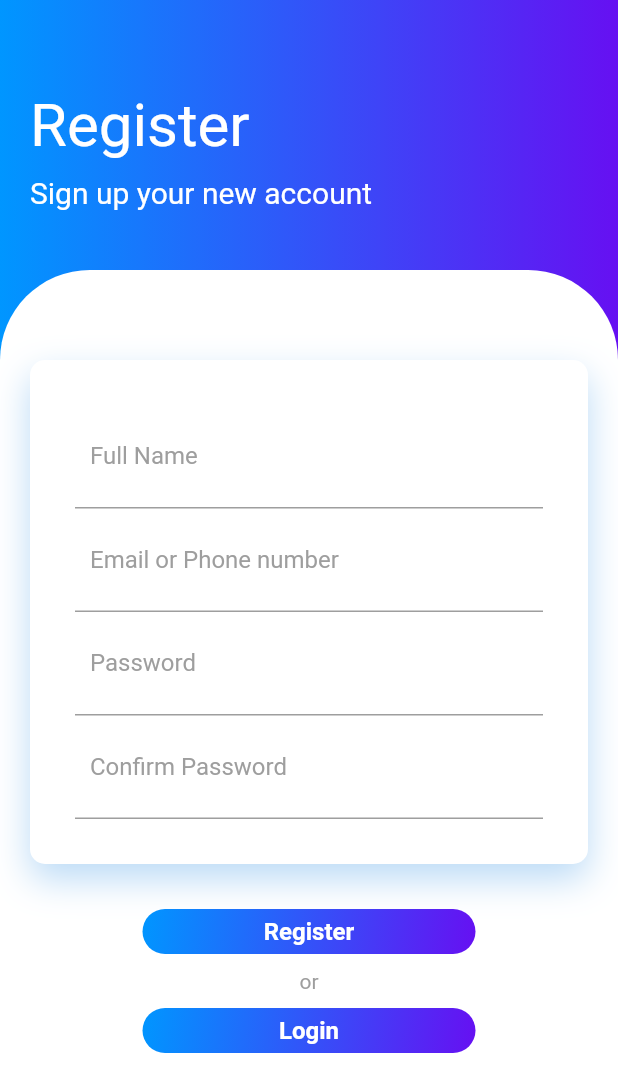
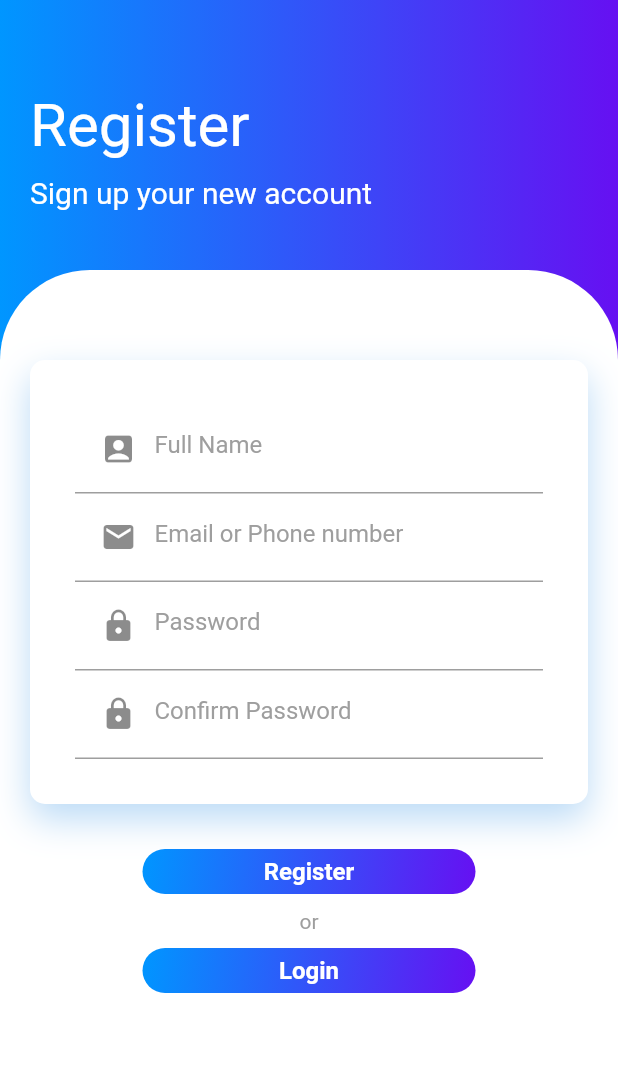
Before and after one commit to setiawanalraz/flutter_widget_collections, a Flutter app: the screen it shows after launch, after a tap on "Register Now", on a phone screen of 412 x 824 dp. Shown: the top 1092 px of the screen. Run offline on Flutter 3.47's test engine with Material 2 defaults, Android fonts, the light colour scheme and no system bars.

Commit message:
Add PrefixIcon on every input field

```diff
--- a/lib/auth/forgot_password.dart
+++ b/lib/auth/forgot_password.dart
@@ -66,7 +66,7 @@ class ForgotPassword extends StatelessWidget {
                         child: Column(
                           children: [
                             Container(
-                              padding: EdgeInsets.all(10),
+                              padding: EdgeInsets.all(5),
                               decoration: BoxDecoration(
                                 border: Border(
                                     bottom: BorderSide(color: Colors.grey)),
@@ -76,6 +76,7 @@ class ForgotPassword extends StatelessWidget {
                                   hintText: "Email or Phone number",
                                   hintStyle: TextStyle(color: Colors.grey),
                                   border: InputBorder.none,
+                                  prefixIcon: Icon(Icons.email),
                                 ),
                               ),
                             ),
--- a/lib/auth/login.dart
+++ b/lib/auth/login.dart
@@ -69,7 +69,7 @@ class Login extends StatelessWidget {
                       child: Column(
                         children: [
                           Container(
-                            padding: EdgeInsets.all(10),
+                            padding: EdgeInsets.all(5),
                             decoration: BoxDecoration(
                               border: Border(
                                   bottom: BorderSide(color: Colors.grey)),
@@ -79,11 +79,12 @@ class Login extends StatelessWidget {
                                 hintText: "Email or Phone number",
                                 hintStyle: TextStyle(color: Colors.grey),
                                 border: InputBorder.none,
+                                prefixIcon: Icon(Icons.email),
                               ),
                             ),
                           ),
                           Container(
-                            padding: EdgeInsets.all(10),
+                            padding: EdgeInsets.all(5),
                             decoration: BoxDecoration(
                               border: Border(
                                   bottom: BorderSide(color: Colors.grey)),
@@ -94,6 +95,8 @@ class Login extends StatelessWidget {
                                 hintText: "Password",
                                 hintStyle: TextStyle(color: Colors.grey),
                                 border: InputBorder.none,
+                                prefixIcon: Icon(Icons.lock),
+                                // suffixIcon: Icon(Icons.remove_red_eye),
                               ),
                             ),
                           ),
@@ -106,6 +109,7 @@ class Login extends StatelessWidget {
 
                     Container(
                       child: Material(
+                        color: Colors.transparent,
                         child: InkWell(
                           onTap: () => Navigator.push(
                               context,
--- a/lib/auth/register.dart
+++ b/lib/auth/register.dart
@@ -67,7 +67,7 @@ class Register extends StatelessWidget {
                         child: Column(
                           children: [
                             Container(
-                              padding: EdgeInsets.all(10),
+                              padding: EdgeInsets.all(5),
                               decoration: BoxDecoration(
                                 border: Border(
                                     bottom: BorderSide(color: Colors.grey)),
@@ -77,11 +77,12 @@ class Register extends StatelessWidget {
                                   hintText: "Full Name",
                                   hintStyle: TextStyle(color: Colors.grey),
                                   border: InputBorder.none,
+                                  prefixIcon: Icon(Icons.account_box),
                                 ),
                               ),
                             ),
                             Container(
-                              padding: EdgeInsets.all(10),
+                              padding: EdgeInsets.all(5),
                               decoration: BoxDecoration(
                                 border: Border(
                                     bottom: BorderSide(color: Colors.grey)),
@@ -91,11 +92,12 @@ class Register extends StatelessWidget {
                                   hintText: "Email or Phone number",
                                   hintStyle: TextStyle(color: Colors.grey),
                                   border: InputBorder.none,
+                                  prefixIcon: Icon(Icons.email),
                                 ),
                               ),
                             ),
                             Container(
-                              padding: EdgeInsets.all(10),
+                              padding: EdgeInsets.all(5),
                               decoration: BoxDecoration(
                                 border: Border(
                                     bottom: BorderSide(color: Colors.grey)),
@@ -106,11 +108,12 @@ class Register extends StatelessWidget {
                                   hintText: "Password",
                                   hintStyle: TextStyle(color: Colors.grey),
                                   border: InputBorder.none,
+                                  prefixIcon: Icon(Icons.lock),
                                 ),
                               ),
                             ),
                             Container(
-                              padding: EdgeInsets.all(10),
+                              padding: EdgeInsets.all(5),
                               decoration: BoxDecoration(
                                 border: Border(
                                     bottom: BorderSide(color: Colors.grey)),
@@ -121,6 +124,7 @@ class Register extends StatelessWidget {
                                   hintText: "Confirm Password",
                                   hintStyle: TextStyle(color: Colors.grey),
                                   border: InputBorder.none,
+                                  prefixIcon: Icon(Icons.lock),
                                 ),
                               ),
                             ),
--- a/lib/data/data_store.dart
+++ b/lib/data/data_store.dart
@@ -28,8 +28,7 @@ List<Store> storeItems = [
   ),
   Store.items(
     itemName: "iOS",
-    itemImage:
-        "https://www.clipartmax.com/png/full/190-1905305_ios-logo-icon-os-x-icon-pack-apk.png",
+    itemImage: "https://www.clipartmax.com/png/full/190-1905305_ios-logo-icon-os-x-icon-pack-apk.png",
     itemUrl: "https://www.apple.com//",
   ),
   Store.items(
```
